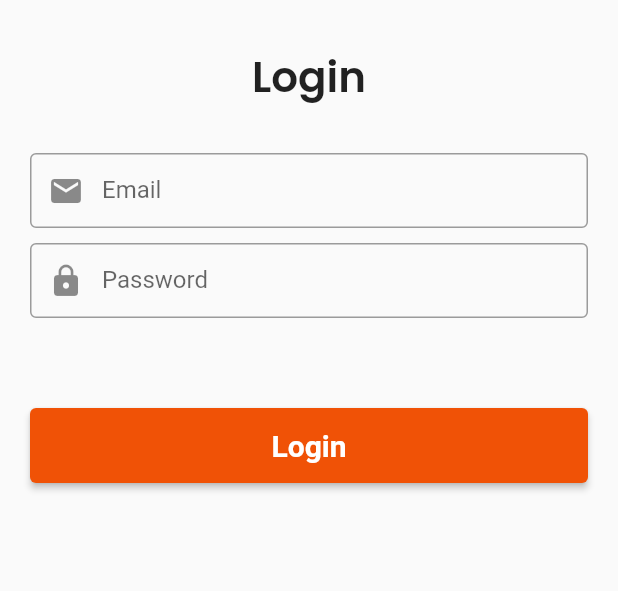
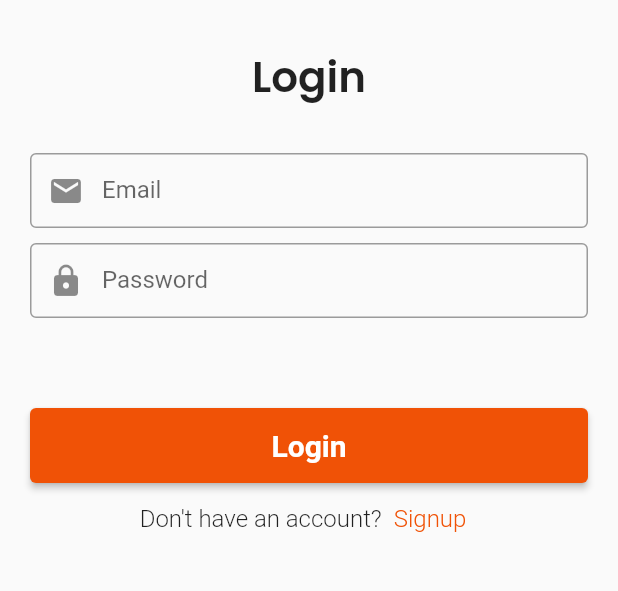
Before and after one commit to kamilawad/Bike-Track, a Flutter app: the screen it shows after launch, after a tap on "Login", on a phone screen of 412 x 824 dp, the part 210-801 px from its top. Run offline on Flutter 3.47's test engine with Material 3 defaults, Android fonts, the light colour scheme and no system bars; our stand-ins replace google_fonts; network calls fail.

Commit message:
frontend - add navigate from login screen to signup screen

```diff
--- a/mobile_flutter/lib/screens/auth/login_screen.dart
+++ b/mobile_flutter/lib/screens/auth/login_screen.dart
@@ -88,6 +88,30 @@ class _LoginScreenState extends State<LoginScreen> {
                       ),
                     ),
                   ),
+
+                  Row(
+                    mainAxisAlignment: MainAxisAlignment.center,
+                    children: [
+                      const Text(
+                        "Don't have an account?",
+                        style: TextStyle(
+                          fontSize: 16,
+                          fontWeight: FontWeight.w300,
+                        ),
+                      ),
+                      TextButton(onPressed: () {
+                        Navigator.of(context).popAndPushNamed("/signup");
+                      },
+                        child: const Text(
+                          "Signup",
+                          style: TextStyle(
+                            fontSize: 16,
+                            fontWeight: FontWeight.w300,
+                          ),
+                        ),
+                      ),
+                    ],
+                  ),
                 ],
               ),
             ),
```
